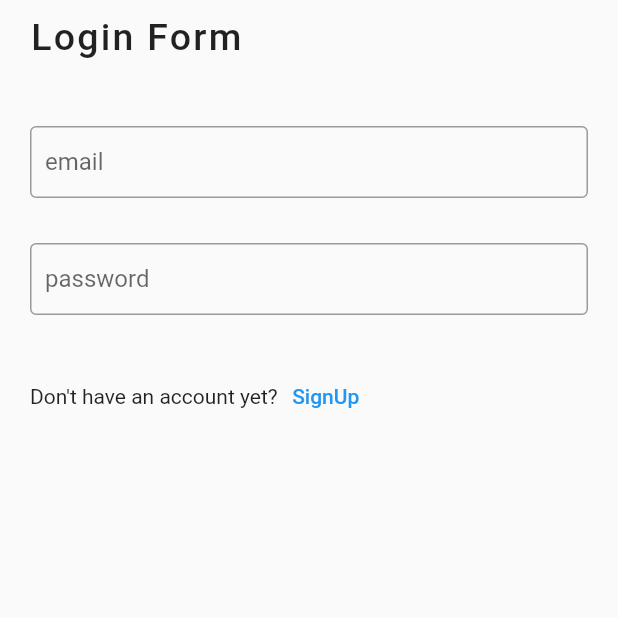
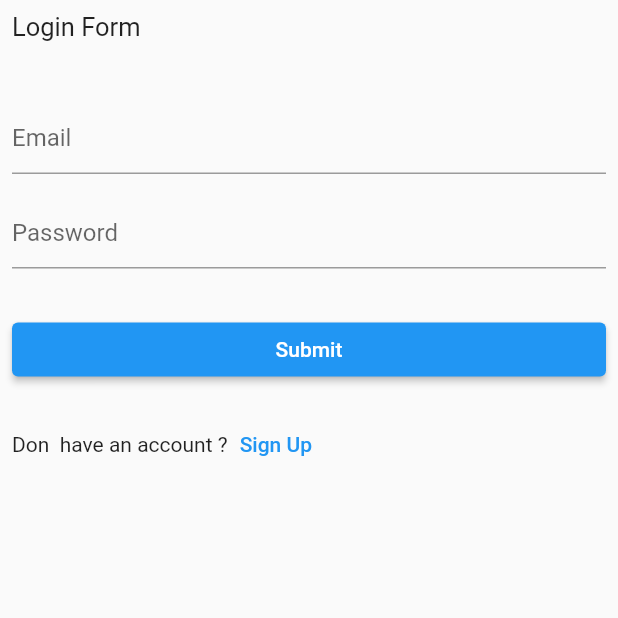
Before and after one commit to bishal-rumba007/SocialApp, a Flutter app: the screen it shows after launch, on a phone screen of 412 x 824 dp, the top half of it. Run offline on Flutter 3.47's test engine with Material 2 defaults, Android fonts, the phone set to English and light mode, and no system bars; our stand-ins replace firebase_auth, firebase_core, firebase_storage, flutter_chat_types, flutter_riverpod, get and 1 more; missing offline and left inert: flutter_firebase_chat_core; accounts and stored records are empty.

Commit message:
Sign up and Validation done

```diff
--- a/lib/main.dart
+++ b/lib/main.dart
@@ -3,6 +3,7 @@ import 'package:flutter/material.dart';
 import 'package:flutter_riverpod/flutter_riverpod.dart';
 import 'package:get/get_navigation/src/root/get_material_app.dart';
 import 'package:new_chat_app/view/auth_page.dart';
+import 'package:new_chat_app/view/status_page.dart';
 
 
 void main() async{
@@ -20,7 +21,7 @@ class Home extends StatelessWidget {
   Widget build(BuildContext context) {
     return GetMaterialApp(
       debugShowCheckedModeBanner: false,
-      home: AuthPage(),
+      home: StatusPage(),
     );
   }
 }
--- a/lib/view/auth_page.dart
+++ b/lib/view/auth_page.dart
@@ -2,82 +2,165 @@ import 'dart:io';
 
 import 'package:flutter/material.dart';
 import 'package:flutter_riverpod/flutter_riverpod.dart';
+import 'package:get/get.dart';
+import 'package:new_chat_app/provider/auth_provider.dart';
 import 'package:new_chat_app/provider/toggle_provider.dart';
 
 
-class AuthPage extends ConsumerWidget {
+
+
+class AuthPage extends StatelessWidget {
+  final _form = GlobalKey<FormState>();
+  final nameController = TextEditingController();
+  final mailController = TextEditingController();
+  final passController = TextEditingController();
 
   @override
-  Widget build(BuildContext context, ref) {
+  Widget build(BuildContext context) {
     return Scaffold(
-      body: Container(
-        child: Consumer(
+        body: Consumer(
             builder: (context, ref, child) {
               final isLogin = ref.watch(loginProvider);
               final image = ref.watch(imageProvider);
-            return Padding(
-              padding: EdgeInsets.symmetric(horizontal: 20, vertical: 10),
+              return SafeArea(
+                child: Padding(
+                  padding: const EdgeInsets.all(8.0),
                   child: Form(
+                    key: _form,
                     child: ListView(
                       children: [
-                    Text(isLogin ? 'Login Form' : 'Sign Up Form', style: TextStyle(fontSize: 25, fontWeight: FontWeight.w500, letterSpacing: 1.5),),
-                    SizedBox(height: 30,),
+                        Text(isLogin == true ? 'Login Form' : 'Sign Up Form', style: TextStyle(fontSize: 17),),
+                        SizedBox(height: 25,),
+                        if(isLogin == false)   TextFormField(
+                          controller: nameController,
+                          validator: (val){
+                            if(val!.isEmpty){
+                              return 'please provide username';
+                            }else if(val.length > 15){
+                              return 'maximum character is 15';
 
-                    if(!isLogin) _buildPadding(hint: 'username'),
-                    _buildPadding(hint: 'email', isMail: true),
-                    _buildPadding(hint: 'password', isPass: true),
+                            }
+                            return null;
+                          },
+                          decoration: InputDecoration(
+                              hintText: 'Username'
+                          ),
+                        ),
+                        SizedBox(height: 15,),
+                        TextFormField(
+                          validator: (val){
+                            if(val!.isEmpty){
+                              return 'email required';
+                            }else if(!val.contains('@')){
+                              return 'please provide valid email';
+
+                            }
+                            return null;
+                          },
+                          controller: mailController,
+                          decoration: InputDecoration(
+                              hintText: 'Email'
+                          ),
+                        ),
+                        SizedBox(height: 15,),
+                        TextFormField(
+                          obscureText: true,
+                          validator: (val){
+                            if(val!.isEmpty){
+                              return 'password required';
+                            }else if(val.length > 15){
+                              return 'maximum character is 15';
+
+                            }
+                            return null;
+                          },
+                          controller: passController,
+                          decoration: InputDecoration(
+                              hintText: 'Password'
+                          ),
+                        ),
 
                         SizedBox(height: 15,),
 
-                    if(!isLogin) InkWell(
+                        if(isLogin == false)  InkWell(
                           onTap: (){
                             ref.read(imageProvider.notifier).pickImage();
                           },
                           child: Container(
+                            height: 200,
                             width: double.infinity,
-                        height: 180,
-                        decoration: BoxDecoration(
-                            border: Border.all(color: Colors.black)
-                        ),
-                        child: image == null ? Center(child: Text('Please select an image', style: TextStyle(fontSize: 16),)) : Image.file(File(image.path)),
+                            child: image == null ?Center(child: Text('please select an image')) : Image.file(File(image.path)),
                           ),
                         ),
 
+                        SizedBox(height: 15,),
 
+                        ElevatedButton(
+                            onPressed: () async{
+                              _form.currentState!.save();
+                              if(_form.currentState!.validate()){
+                                if(isLogin){
+                                  final response = await ref.read(authProvider).userLogin(
+                                      email: mailController.text.trim(),
+                                      password: passController.text.trim(),
+                                  );
+
+                                  // final response = await ref.read(authProvider).userLoginAnonymously();
+                                  if(response != 'success'){
+                                    ScaffoldMessenger.of(context).showSnackBar(SnackBar(duration: Duration(milliseconds: 1500) , content: Text(response)));
+                                  }
+                                } else{
+                                  if(image == null){
+                                    Get.defaultDialog(
+                                      titleStyle: TextStyle(fontSize: 20, fontWeight: FontWeight.w600,),
+                                      title: 'Image required',
+                                      content: Text('Please select an image for your profile!'),
+                                      actions: [
+                                        TextButton(
+                                            onPressed: (){
+                                              Navigator.of(context).pop();
+                                            },
+                                            child: Text('close', style: TextStyle(fontSize: 15, fontWeight: FontWeight.w500),)
+                                        )
+                                      ]
+                                    );
+                                  } else{
+                                    final response = await ref.read(authProvider).userSignup(
+                                        username: nameController.text.trim(),
+                                        email: mailController.text.trim(),
+                                        password: passController.text.trim(),
+                                        image: image,
+                                    );
+
+                                    if(response != 'success'){
+                                      ScaffoldMessenger.of(context).showSnackBar(SnackBar(duration: Duration(milliseconds: 1500) , content: Text(response)));
+                                    }
+                                  }
+                                }
+
+                              }
+
+
+                            }, child: Text('Submit')
+                        ),
+                        SizedBox(height: 15,),
                         Row(
                           children: [
-                        Text(isLogin ? 'Don\'t have an account yet?' : 'Already have an account?'),
-                        TextButton(
-                          onPressed: (){
+                            Text(isLogin == true ? 'Don\t have an account ?' : 'Already Have an account'),
+                            TextButton(onPressed: (){
                               ref.read(loginProvider.notifier).toggle();
-                          },
-                            child: Text(isLogin ? 'SignUp' : 'Login')
-                        )
+                            }, child: Text(isLogin == true ? 'Sign Up' : 'Login'))
                           ],
                         )
+
+
                       ],
+                    ),
                   ),
                 ),
               );
             }
-        ),
-      ),
-    );
-  }
-
-  Padding _buildPadding({required hint, bool? isPass, bool? isMail}) {
-    return Padding(
-      padding: const EdgeInsets.symmetric(vertical: 15.0),
-      child: TextFormField(
-        obscureText: isPass == null ? false : true,
-        keyboardType: isMail == null ? TextInputType.text : TextInputType.emailAddress,
-        decoration: InputDecoration(
-          hintText:  hint,
-          contentPadding: EdgeInsets.symmetric(horizontal: 10, vertical: 5),
-          border: OutlineInputBorder(),
-          focusColor: Colors.green
-        ),
-      ),
+        )
     );
   }
 }
--- /dev/null
+++ b/lib/view/status_page.dart
@@ -0,0 +1,32 @@
+import 'package:flutter/material.dart';
+import 'package:flutter_riverpod/flutter_riverpod.dart';
+import 'package:new_chat_app/provider/auth_provider.dart';
+import 'package:new_chat_app/view/auth_page.dart';
+import 'package:new_chat_app/view/home_page.dart';
+
+
+class StatusPage extends StatelessWidget {
+
+
+  @override
+  Widget build(BuildContext context) {
+    return Scaffold(
+        body: Consumer(
+          builder: (context, ref, child) {
+            final authData = ref.watch(authStream);
+            return authData.when(
+                data: (data){
+                  if(data == null){
+                    return AuthPage();
+                  } else{
+                    return HomePage();
+                  }
+                },
+                error: (err, stack) => Center(child: Text('$err')),
+                loading: () => Center(child: CircularProgressIndicator()) ,
+            );
+          }
+        )
+    );
+  }
+}
--- a/pubspec.yaml
+++ b/pubspec.yaml
@@ -46,6 +46,7 @@ dependencies:
   firebase_messaging: ^13.0.0
   image_picker: ^0.8.5+3
   sizer: ^2.0.15
+  cloud_firestore: ^3.4.6
 
 
 dev_dependencies:
```
Also changed, not shown: lib/provider/auth_provider.dart (added, +83 -0 lines), lib/view/home_page.dart (added, +31 -0 lines), pubspec.lock, 1 other file. Lines whose indentation alone changed are shown as unchanged.
